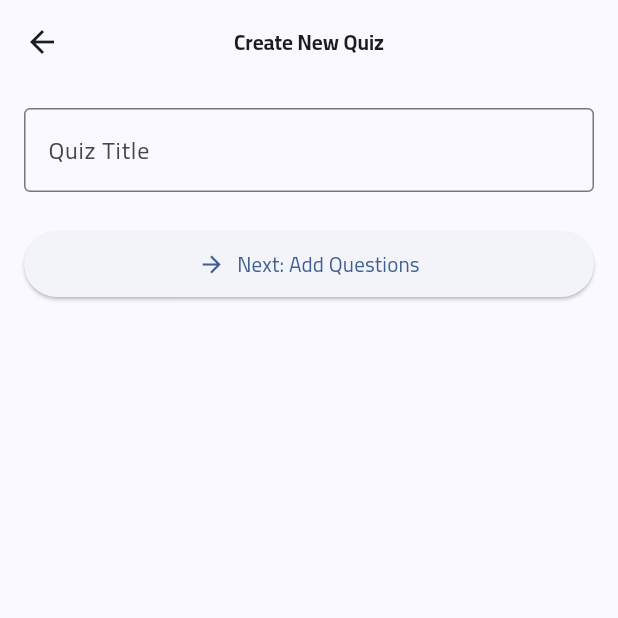
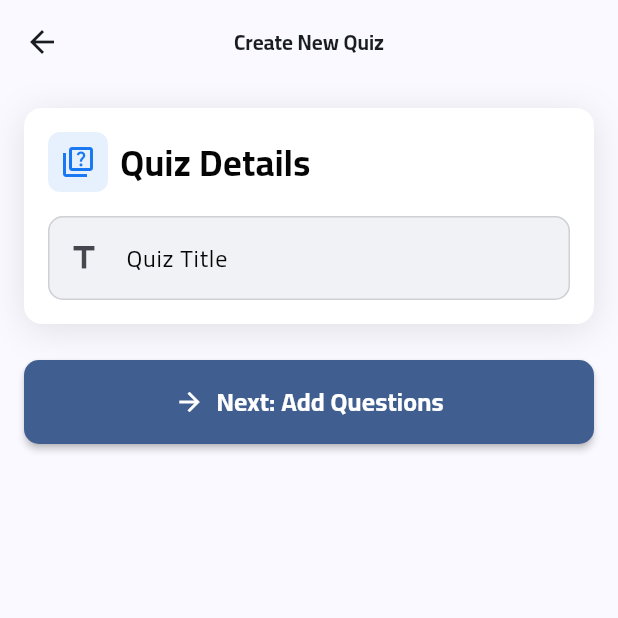
Before and after one commit to zezo12322/training_app_v2, a Flutter app: the CreateQuizScreen screen opened directly with empty values, on a phone screen of 412 x 824 dp, the top half of it. Run offline on Flutter 3.47's test engine with Material 3 defaults, Android fonts, the light colour scheme and no system bars; our stand-ins replace audioplayers, cloud_firestore, csv, file_picker, firebase_auth, firebase_core and 12 more; missing offline and left inert: excel, onesignal_flutter, record; accounts and stored records are empty.

Commit message:
feat: Apply professional standards to CreateQuizScreen (Phase 4.2)
- Wrap form in AppCard with header section
- Add quiz icon with colored background
- Replace TextFormField with AppTextField (with icon & validation)
- Replace ElevatedButton with AppButton (primary type)
- Professional loading state with message
- Use DesignTokens for spacing, colors, typography
- Section header with icon for better visual hierarchy
- Full-width button for better mobile UX

```diff
--- a/lib/screens/create_quiz_screen.dart
+++ b/lib/screens/create_quiz_screen.dart
@@ -3,6 +3,8 @@ import 'package:firebase_auth/firebase_auth.dart';
 import 'package:flutter/material.dart';
 import 'add_question_screen.dart';
 import '../core/l10n_ext.dart';
+import 'package:training_app/widgets/widgets.dart';
+import 'package:training_app/core/design/tokens.dart';
 
 class CreateQuizScreen extends StatefulWidget {
   final String courseId;
@@ -95,19 +97,44 @@ class _CreateQuizScreenState extends State<CreateQuizScreen> {
     return Scaffold(
       appBar: AppBar(title: Text(context.l.createQuizTitle)),
       body: Padding(
-        padding: const EdgeInsets.all(16.0),
+        padding: EdgeInsets.all(DesignTokens.spacingLg),
         child: Form(
           key: _formKey,
           child: Column(
             crossAxisAlignment: CrossAxisAlignment.stretch,
             children: [
-              TextFormField(
+              AppCard(
+                padding: EdgeInsets.all(DesignTokens.spacingLg),
+                child: Column(
+                  crossAxisAlignment: CrossAxisAlignment.start,
+                  children: [
+                    Row(
+                      children: [
+                        Container(
+                          padding: EdgeInsets.all(DesignTokens.spacingSm),
+                          decoration: BoxDecoration(
+                            color: DesignTokens.info.withOpacity(0.1),
+                            borderRadius: BorderRadius.circular(DesignTokens.radiusSm),
+                          ),
+                          child: Icon(
+                            Icons.quiz_outlined,
+                            color: DesignTokens.info,
+                            size: 24,
+                          ),
+                        ),
+                        SizedBox(width: DesignTokens.spacingSm),
+                        Text(
+                          'Quiz Details',
+                          style: DesignTokens.h5(context),
+                        ),
+                      ],
+                    ),
+                    SizedBox(height: DesignTokens.spacingLg),
+                    AppTextField(
                       controller: _titleController,
-                decoration: InputDecoration(
-                  labelText: context.l.createQuizTitleLabel,
-                  hintText: context.l.createQuizTitleHint,
-                  border: const OutlineInputBorder(),
-                ),
+                      label: context.l.createQuizTitleLabel,
+                      hint: context.l.createQuizTitleHint,
+                      prefixIcon: Icons.title_outlined,
                       validator: (value) {
                         if (value == null || value.trim().isEmpty) {
                           return context.l.createQuizTitleRequired;
@@ -115,16 +142,31 @@ class _CreateQuizScreenState extends State<CreateQuizScreen> {
                         return null;
                       },
                     ),
-              const SizedBox(height: 24),
+                  ],
+                ),
+              ),
+              SizedBox(height: DesignTokens.spacingXl),
               _isLoading
-                  ? const Center(child: CircularProgressIndicator())
-                  : ElevatedButton.icon(
-                      icon: const Icon(Icons.arrow_forward),
-                      label: Text(context.l.createQuizNextButton),
-                      style: ElevatedButton.styleFrom(
-                        padding: const EdgeInsets.symmetric(vertical: 12),
+                  ? Center(
+                      child: Column(
+                        children: [
+                          const CircularProgressIndicator(),
+                          SizedBox(height: DesignTokens.spacingMd),
+                          Text(
+                            'Creating quiz...',
+                            style: DesignTokens.body2(context).copyWith(
+                              color: DesignTokens.textSecondary(context),
                             ),
+                          ),
+                        ],
+                      ),
+                    )
+                  : AppButton(
+                      text: context.l.createQuizNextButton,
+                      icon: Icons.arrow_forward,
                       onPressed: _createQuizAndProceed,
+                      type: AppButtonType.primary,
+                      fullWidth: true,
                     ),
             ],
           ),
```
Lines whose indentation alone changed are shown as unchanged.
